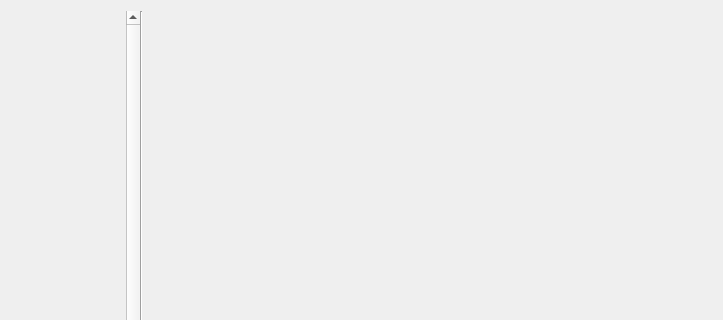
Old version of the form QSettingsDialog/displaydialog.ui in the repository cybik/QSettingsDialog; both pictures show x 127 to 850 and y 0 to 320 of the 850 by 500 pixel window.
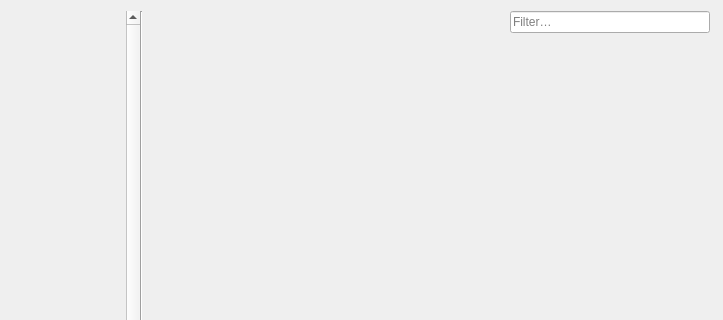
New version of the form.

Patch:
```diff
--- a/QSettingsDialog/displaydialog.ui
+++ b/QSettingsDialog/displaydialog.ui
@@ -119,6 +119,58 @@
    </item>
    <item>
     <layout class="QVBoxLayout" name="contentLayout">
+     <item>
+      <layout class="QHBoxLayout" name="horizontalLayout">
+       <property name="rightMargin">
+        <number>2</number>
+       </property>
+       <item>
+        <widget class="QLabel" name="titleLabel">
+         <property name="sizePolicy">
+          <sizepolicy hsizetype="MinimumExpanding" vsizetype="Preferred">
+           <horstretch>0</horstretch>
+           <verstretch>0</verstretch>
+          </sizepolicy>
+         </property>
+         <property name="font">
+          <font>
+           <pointsize>10</pointsize>
+           <weight>75</weight>
+           <bold>true</bold>
+          </font>
+         </property>
+         <property name="text">
+          <string/>
+         </property>
+         <property name="textFormat">
+          <enum>Qt::PlainText</enum>
+         </property>
+        </widget>
+       </item>
+       <item>
+        <widget class="QLineEdit" name="filterLineEdit">
+         <property name="sizePolicy">
+          <sizepolicy hsizetype="Fixed" vsizetype="Fixed">
+           <horstretch>0</horstretch>
+           <verstretch>0</verstretch>
+          </sizepolicy>
+         </property>
+         <property name="minimumSize">
+          <size>
+           <width>200</width>
+           <height>0</height>
+          </size>
+         </property>
+         <property name="placeholderText">
+          <string>Filter…</string>
+         </property>
+         <property name="clearButtonEnabled">
+          <bool>true</bool>
+         </property>
+        </widget>
+       </item>
+      </layout>
+     </item>
      <item>
       <widget class="QStackedWidget" name="contentStackWidget"/>
      </item>
```
Left out of the diff: 16 changed lines with no effect on the pictures.
